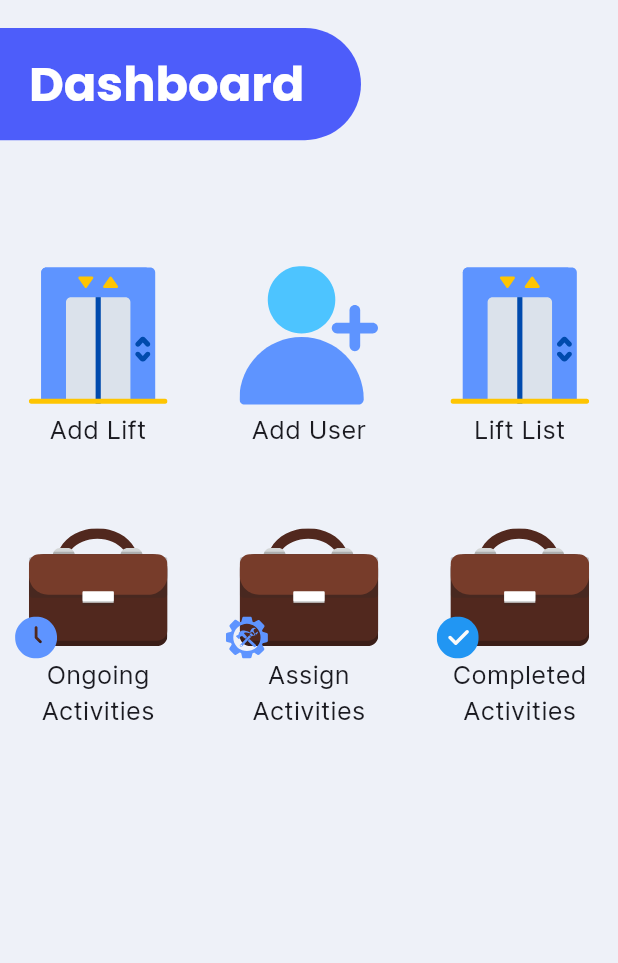
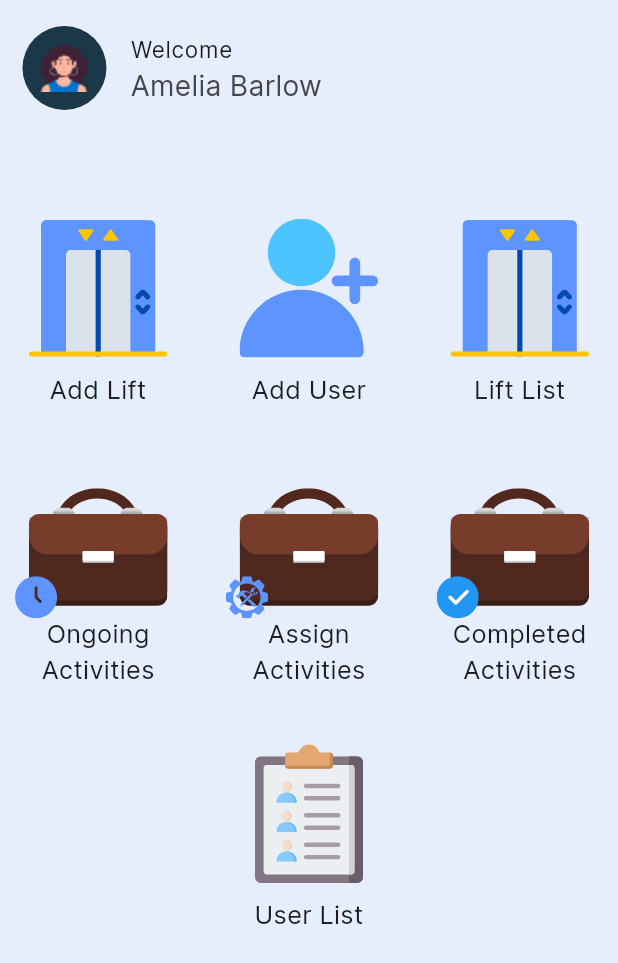
Before and after one commit to iam-niraj/neerp, a Flutter app: the DashboardView screen opened directly, on a phone screen of 412 x 824 dp. Shown: the top 963 px of the screen. Run offline on Flutter 3.47's test engine with Material 2 defaults, Android fonts, the phone set to English and light mode, and no system bars; our stand-ins replace bloc, bloc_concurrency, equatable, flutter_bloc, flutter_screenutil, flutter_svg and 2 more; missing offline and left inert: api_cache_manager, flow_builder; accounts and stored records are empty.

Commit message:
minor changes#8

```diff
--- a/lib/screens/Dashboard/components/dashboard_item.dart
+++ b/lib/screens/Dashboard/components/dashboard_item.dart
@@ -36,7 +36,7 @@ class Item extends StatelessWidget {
                   ),
                   isTextTopPadding
                       ? SizedBox(
-                          height: 5.0.h,
+                          height: 10.0.h,
                         )
                       : Container(),
                   Text(
--- a/lib/screens/Dashboard/dashboard_view.dart
+++ b/lib/screens/Dashboard/dashboard_view.dart
@@ -5,6 +5,7 @@ import 'package:flutter_screenutil/flutter_screenutil.dart';
 import 'package:neerp/screens/Dashboard/components/dashboard_item.dart';
 import 'package:neerp/screens/Lift%20List/lift_list_view.dart';
 import 'package:neerp/utils/components/appBar.dart';
+import 'package:neerp/utils/constants.dart';
 
 class DashboardView extends StatelessWidget {
   DashboardView({super.key});
@@ -18,6 +19,7 @@ class DashboardView extends StatelessWidget {
   @override
   Widget build(BuildContext context) {
     return Scaffold(
+      backgroundColor: const Color(0xFFe7eefb),
       body: SafeArea(
         bottom: false,
         child: Stack(
@@ -34,12 +36,25 @@ class DashboardView extends StatelessWidget {
               mainAxisAlignment: MainAxisAlignment.start,
               crossAxisAlignment: CrossAxisAlignment.start,
               children: [
-                const MyAppBar(
-                  title: 'Dashboard',
+                ListTile(
+                  contentPadding:
+                      EdgeInsets.symmetric(vertical: 10.h, horizontal: 16.h),
+                  title: Text('Welcome',
+                      style: mediumText.copyWith(fontSize: 16.sp)),
+                  subtitle: Text('Amelia Barlow',
+                      style: mediumText.copyWith(fontSize: 20.sp)),
+                  leading: CircleAvatar(
+                    radius: 30.r,
+                    backgroundColor: const Color(0xFF1A3848),
+                    child: ClipOval(
+                      child: Align(
+                        alignment: Alignment.center,
+                        child: Image.asset("assets/images/avatar.png"),
+                      ),
+                    ),
+                  ),
                 ),
-                SizedBox(
-                  height: 70.h,
-                ),
+                Spacer(),
                 Row(
                   mainAxisAlignment: MainAxisAlignment.spaceEvenly,
                   children: [
@@ -100,6 +115,27 @@ class DashboardView extends StatelessWidget {
                     )
                   ],
                 ),
+                Row(
+                  mainAxisAlignment: MainAxisAlignment.spaceEvenly,
+                  children: [
+                    Spacer(),
+                    SizedBox(
+                      width: 10.w,
+                    ),
+                    Item(
+                      icon: 'assets/images/user_list.svg',
+                      title: "User List",
+                      isTextTopPadding: true,
+                    ),
+                    SizedBox(
+                      width: 10.w,
+                    ),
+                    Spacer(),
+                  ],
+                ),
+                Spacer(
+                  flex: 5,
+                ),
               ],
             ),
           ],
--- a/lib/screens/Lift List/components/button.dart
+++ b/lib/screens/Lift List/components/button.dart
@@ -12,7 +12,7 @@ class Button extends StatelessWidget {
   Widget build(BuildContext context) {
     return Container(
       decoration: BoxDecoration(
-        color: kPrimaryColor,
+        color: black,
         borderRadius: BorderRadius.circular(100),
         boxShadow: const [
           BoxShadow(
@@ -25,7 +25,7 @@ class Button extends StatelessWidget {
       ),
       child: Center(
         child: Padding(
-          padding: EdgeInsets.symmetric(vertical: 10.h, horizontal: 20.w),
+          padding: EdgeInsets.symmetric(vertical: 10.h, horizontal: 10.w),
           child: Text(
             title,
             style: smallText.copyWith(color: white),
```
Also changed, not shown: lib/screens/Lift List/components/lift_card.dart (+6 -5 lines), lib/screens/Lift List/lift_list_view.dart (+30 -9 lines), lib/utils/components/appBar.dart (+19 -3 lines), lib/utils/components/custom_icon button.dart (added, +43 -0 lines), assets/images/avatar.png (added), assets/images/back.svg (renamed from assets/images/back_arrow.svg).
